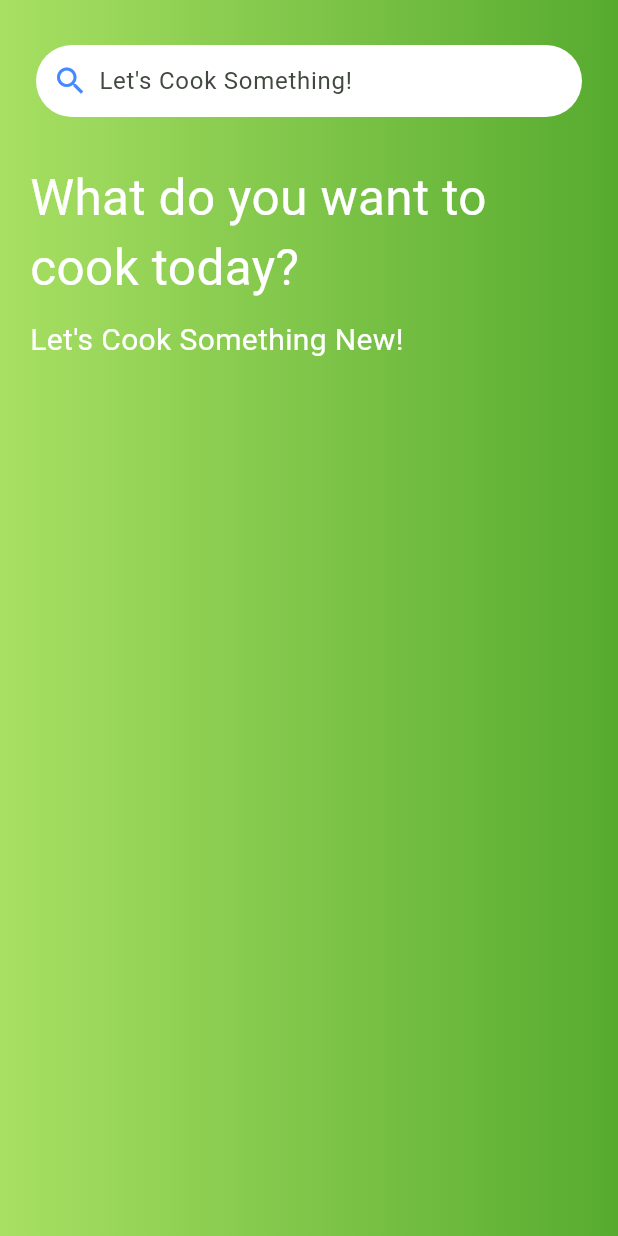
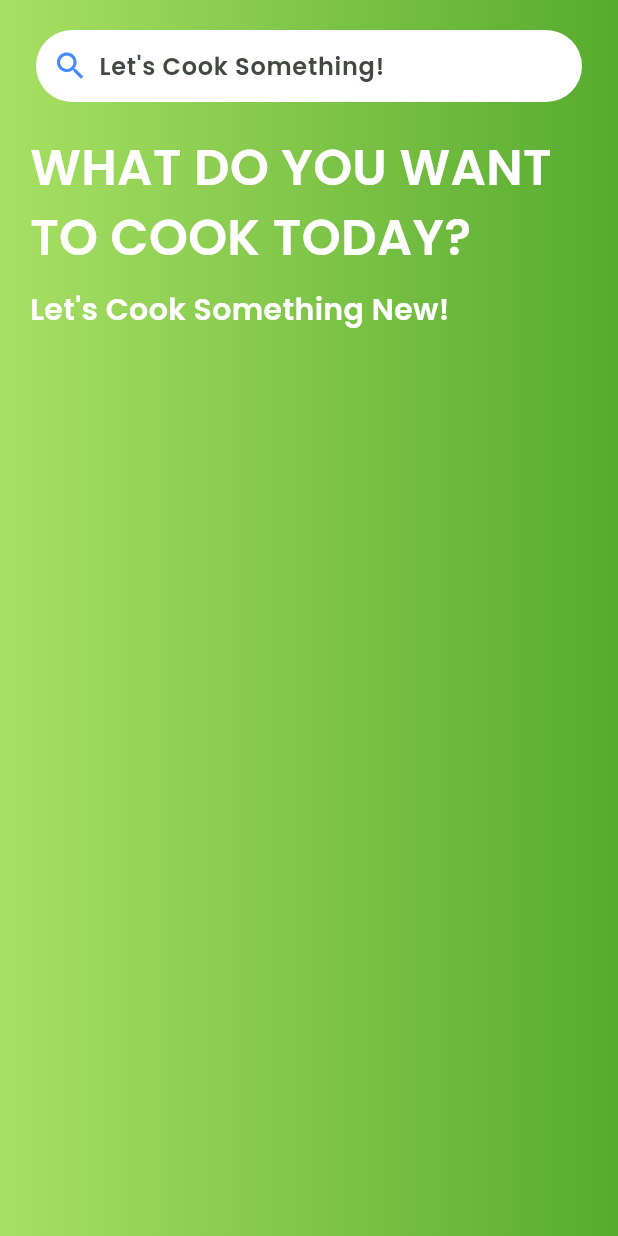
Before and after one commit to SadiaJannatMeem/Project_Recipedia, a Flutter app: the HomeScreen screen opened directly, on a phone screen of 412 x 824 dp. Run offline on Flutter 3.47's test engine with Material 3 defaults, Android fonts, the phone set to English and light mode, and no system bars; our stand-ins replace cloud_firestore, firebase_auth, firebase_core, lottie; accounts and stored records are empty.

```diff
--- a/lib/main.dart
+++ b/lib/main.dart
@@ -19,6 +19,7 @@ class MyApp extends StatelessWidget {
       title: 'Recipedia',
       debugShowCheckedModeBanner: false,
       theme: ThemeData(
+        fontFamily: "Poppins" ,
         colorScheme: ColorScheme.fromSeed(seedColor: Colors.green),
         useMaterial3: true,
       ),
--- /dev/null
+++ b/lib/model.dart
@@ -0,0 +1,22 @@
+class RecipeModel {
+  final String applabel;
+  final String appimgUrl;
+  final double appcalories;
+  final String appurl;
+
+  RecipeModel({
+    this.applabel = "LABEL",
+    this.appcalories = 0.0,
+    this.appimgUrl = "IMAGE",
+    this.appurl = "URL",
+  });
+
+  factory RecipeModel.fromMap(Map<String, dynamic> recipe) {
+    return RecipeModel(
+      applabel: recipe["title"] ?? "No Title",
+      appcalories: recipe["nutrition"]?["nutrients"]?[0]?["amount"]?.toDouble() ?? 0.0,
+      appimgUrl: recipe["image"] ?? "",
+      appurl: recipe["sourceUrl"] ?? "",
+    );
+  }
+}
--- a/lib/screens/home_screen.dart
+++ b/lib/screens/home_screen.dart
@@ -1,4 +1,8 @@
+import 'dart:convert';
+import 'dart:developer';
 import 'package:flutter/material.dart';
+import 'package:recipedia/model.dart';  // Assuming your model is compatible
+import 'package:http/http.dart' as http;
 
 class HomeScreen extends StatefulWidget {
   const HomeScreen({super.key});
@@ -7,41 +11,66 @@ class HomeScreen extends StatefulWidget {
   State<HomeScreen> createState() => _HomeScreenState();
 }
 
-class _HomeScreenState extends State<HomeScreen> {
+class _HomeScreenState extends State<HomeScreen>{
+  List<RecipeModel> recipeList = <RecipeModel>[];
   TextEditingController searchController = TextEditingController();
+
+  getRecipes(String query) async {
+    // Spoonacular API URL (complexSearch endpoint)
+    String url = "https://api.spoonacular.com/recipes/complexSearch?query=$query&number=10&addRecipeNutrition=true&apiKey=1d261bb924e2493da975a7e85d13b082";
+
+    http.Response response = await http.get(
+      Uri.parse(url),
+      headers: {
+        'Accept': 'application/json',
+      },
+    );
+
+    Map data = jsonDecode(response.body);
+
+    // Clear previous results before adding new ones
+    recipeList.clear();
+
+    // Spoonacular returns recipes under 'results' key
+    data["results"].forEach((element) {
+      RecipeModel recipeModel = RecipeModel.fromMap(element); // Assuming model's fromMap fits Spoonacular structure
+      recipeList.add(recipeModel);
+      log(recipeList.toString());
+    });
+
+    for (var recipe in recipeList) {
+      print('Title: ${recipe.applabel}');
+      print('Calories: ${recipe.appcalories}');
+    }
+
+    setState(() {}); // To refresh UI if needed
+  }
 
   @override
   Widget build(BuildContext context) {
     return Scaffold(
       body: Stack(
         children: [
-          // Background container with gradient
           Container(
             width: MediaQuery.of(context).size.width,
             height: MediaQuery.of(context).size.height,
-            decoration: const BoxDecoration(
-              gradient: LinearGradient(
-                colors: [
-                  Color(0xFFa8e063),
-                  Color(0xFF56ab2f),
-                ],
-              ),
+            decoration: BoxDecoration(
+              gradient: LinearGradient(colors: [
+                Color(0xFFa8e063),
+                Color(0xFF56ab2f),
+              ]),
             ),
           ),
-
-          // Foreground content inside SafeArea
-          SafeArea(
-            child: Column(
-              children: [
-                const SizedBox(height:30),
-                // Search bar
-                Container(
-                  padding: const EdgeInsets.symmetric(horizontal: 8),
-                  margin: const EdgeInsets.symmetric(horizontal: 24),
+          Column(
+            children: [
+              // Search Bar
+              SafeArea(
+                child: Container(
+                  padding: EdgeInsets.symmetric(horizontal: 8),
+                  margin: EdgeInsets.symmetric(horizontal: 24, vertical: 20),
                   decoration: BoxDecoration(
-                    color: Colors.white,
-                    borderRadius: BorderRadius.circular(24),
-                  ),
+                      color: Colors.white,
+                      borderRadius: BorderRadius.circular(24)),
                   child: Row(
                     children: [
                       GestureDetector(
@@ -49,49 +78,51 @@ class _HomeScreenState extends State<HomeScreen> {
                           if ((searchController.text).replaceAll(" ", "") == "") {
                             print("Blank search");
                           } else {
-                            Navigator.pushReplacementNamed(context, "/loading", arguments: {"searchText": searchController.text,
-                              },
-                            );
+                            getRecipes(searchController.text);
                           }
                         },
                         child: Container(
-                          margin: const EdgeInsets.fromLTRB(3, 0, 7, 0),
-                          child: const Icon(
+                          margin: EdgeInsets.fromLTRB(3, 0, 7, 0),
+                          child: Icon(
                             Icons.search,
                             color: Colors.blueAccent,
                           ),
+
                         ),
                       ),
                       Expanded(
                         child: TextField(
                           controller: searchController,
-                          decoration: const InputDecoration(border: InputBorder.none, hintText: "Let's Cook Something!",
-                          ),
+                          decoration: InputDecoration(
+                              border: InputBorder.none,
+                              hintText: "Let's Cook Something!"),
                         ),
-                      ),
+                      )
                     ],
                   ),
                 ),
-
-                const SizedBox(height: 30), // spacing after the search bar
-
-                // Welcome texts
-                Container(
-                  padding: const EdgeInsets.symmetric(horizontal: 20),
-                  child: Column(
-                    crossAxisAlignment: CrossAxisAlignment.start,
-                    children: const [
-                      Text("What do you want to cook today?", style: TextStyle(fontSize: 33, color: Colors.white),
-                      ),
-                      SizedBox(height: 10),
-                      Text("Let's Cook Something New!", style: TextStyle(fontSize: 20, color: Colors.white),
-                      ),
-                    ],
-                  ),
+              ),
+              Container(
+                padding: EdgeInsets.symmetric(horizontal: 20),
+                child: Column(
+                  crossAxisAlignment: CrossAxisAlignment.start,
+                  children: [
+                    Text(
+                      "WHAT DO YOU WANT TO COOK TODAY?",
+                      style: TextStyle(fontSize: 33, color: Colors.white),
+                    ),
+                    SizedBox(
+                      height: 10,
+                    ),
+                    Text(
+                      "Let's Cook Something New!",
+                      style: TextStyle(fontSize: 20, color: Colors.white),
+                    )
+                  ],
                 ),
-              ],
-            ),
-          ),
+              )
+            ],
+          )
         ],
       ),
     );
```
Also changed, not shown: pubspec.yaml (+5 -4 lines), fonts/Poppins-SemiBold.ttf (added), pubspec.lock.
